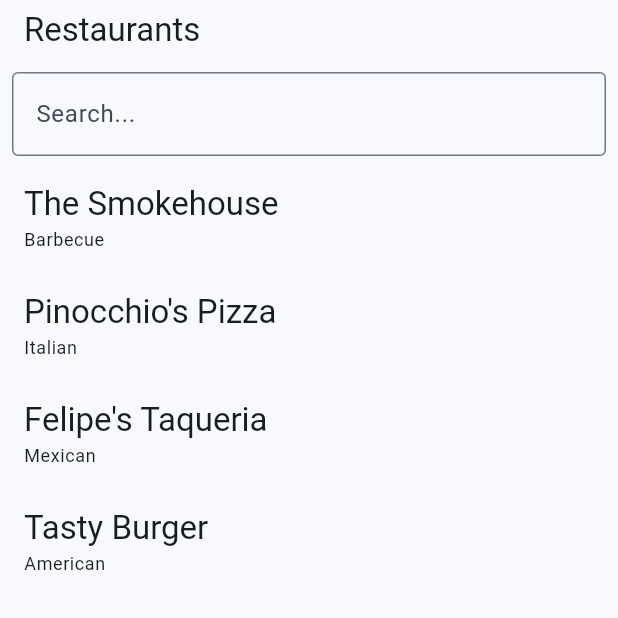
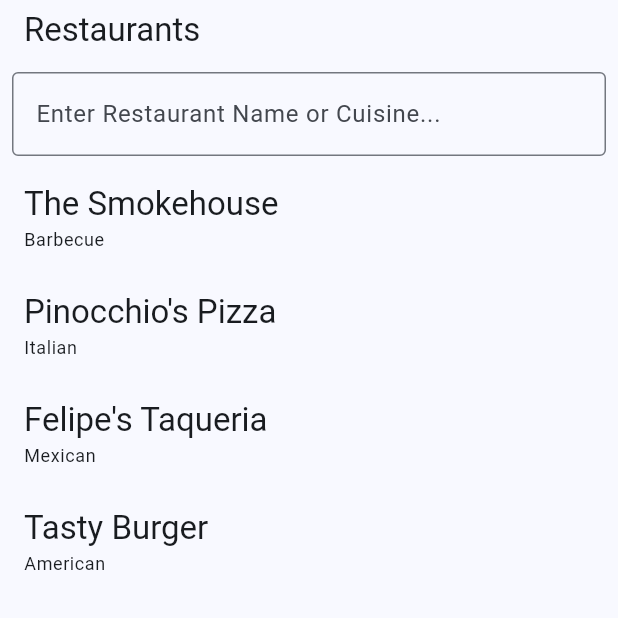
Before and after one commit to Lopez4163/Restaurant_App, a Flutter app: the screen it shows after launch, on a phone screen of 412 x 824 dp, the top half of it. Run offline on Flutter 3.47's test engine with Material 3 defaults, Android fonts, the phone set to English and light mode, and no system bars; our stand-ins replace flutter_riverpod.

Commit message:
Updated searchbar placeholder text

```diff
--- a/lib/restaurant_list_screen.dart
+++ b/lib/restaurant_list_screen.dart
@@ -48,7 +48,7 @@ class _RestaurantListScreenState extends State<RestaurantListScreen> {
                 });
               },
               decoration: const InputDecoration(
-                hintText: 'Search...',
+                hintText: 'Enter Restaurant Name or Cuisine...',
                 border: OutlineInputBorder(),
               ),
             ),
```
